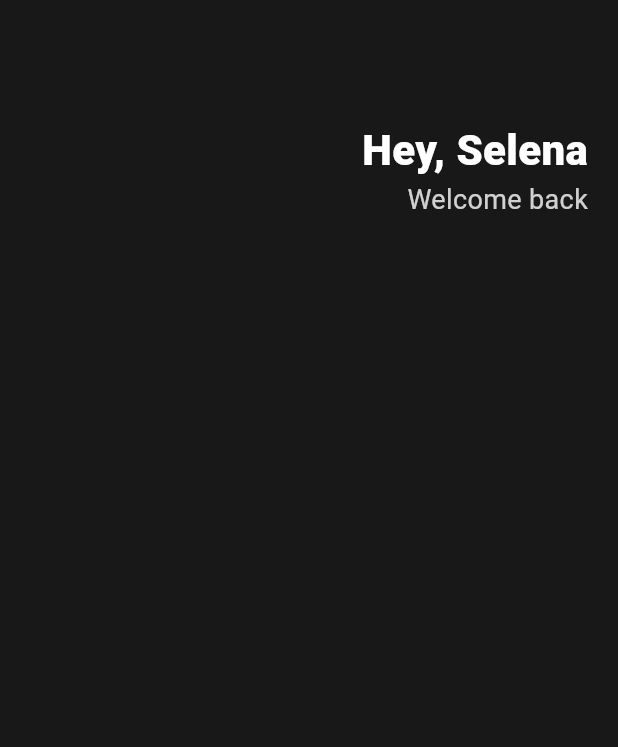
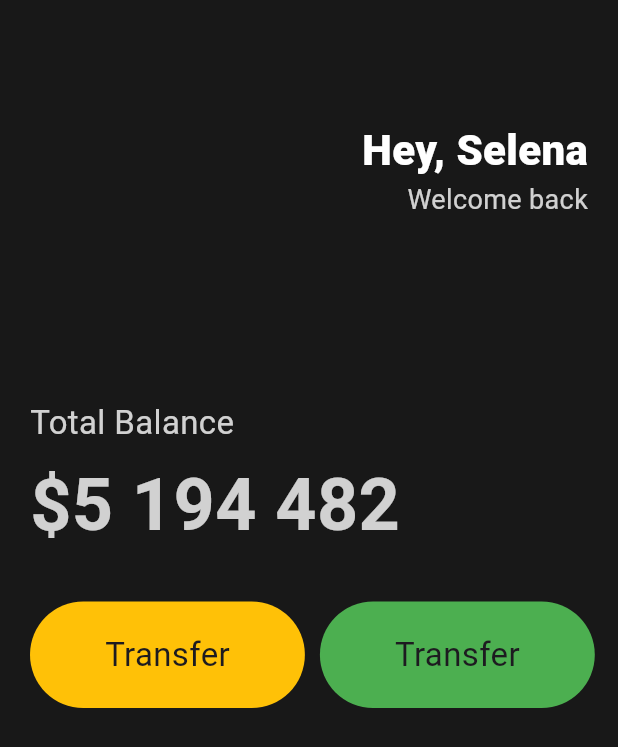
Before and after one commit to inhaj/toonflix, a Flutter app: the screen it shows after launch, on a phone screen of 412 x 824 dp. Shown: the top 747 px of the screen. Run offline on Flutter 3.47's test engine with Material 3 defaults, Android fonts, the phone set to English and light mode, and no system bars.

```diff
--- a/lib/main.dart
+++ b/lib/main.dart
@@ -19,6 +19,7 @@ class App extends StatelessWidget {
         body: Padding(
           padding: EdgeInsets.symmetric(horizontal: 20),
           child: Column(
+            crossAxisAlignment: CrossAxisAlignment.start,
             children: [
               SizedBox(
                 height: 80,
@@ -47,6 +48,73 @@ class App extends StatelessWidget {
                     ],
                   ),
                 ],
+              ),
+              SizedBox(
+                height: 120,
+              ),
+              Text(
+                "Total Balance",
+                style: TextStyle(
+                  fontSize: 22,
+                  color: Colors.white.withOpacity(0.8),
+                ),
+              ),
+              SizedBox(
+                height: 5,
+              ),
+              Text(
+                "\$5 194 482",
+                style: TextStyle(
+                  fontSize: 48,
+                  fontWeight: FontWeight.w600,
+                  color: Colors.white.withOpacity(0.8),
+                ),
+              ),
+              SizedBox(
+                height: 30,
+              ),
+              Row(
+                children: [
+                  Container(
+                    decoration: BoxDecoration(
+                      borderRadius: BorderRadius.circular(45),
+                      color: Colors.amber,
+                    ),
+                    child: Padding(
+                      padding: EdgeInsets.symmetric(
+                        vertical: 20,
+                        horizontal: 50,
+                      ),
+                      child: Text(
+                        "Transfer",
+                        style: TextStyle(
+                          fontSize: 22,
+                        ),
+                      ),
+                    ),
+                  ),
+                  SizedBox(
+                    width: 10,
+                  ),
+                  Container(
+                    decoration: BoxDecoration(
+                      borderRadius: BorderRadius.circular(45),
+                      color: Colors.green,
+                    ),
+                    child: Padding(
+                      padding: EdgeInsets.symmetric(
+                        vertical: 20,
+                        horizontal: 50,
+                      ),
+                      child: Text(
+                        "Transfer",
+                        style: TextStyle(
+                          fontSize: 22,
+                        ),
+                      ),
+                    ),
+                  )
+                ],
               )
             ],
           ),
```
